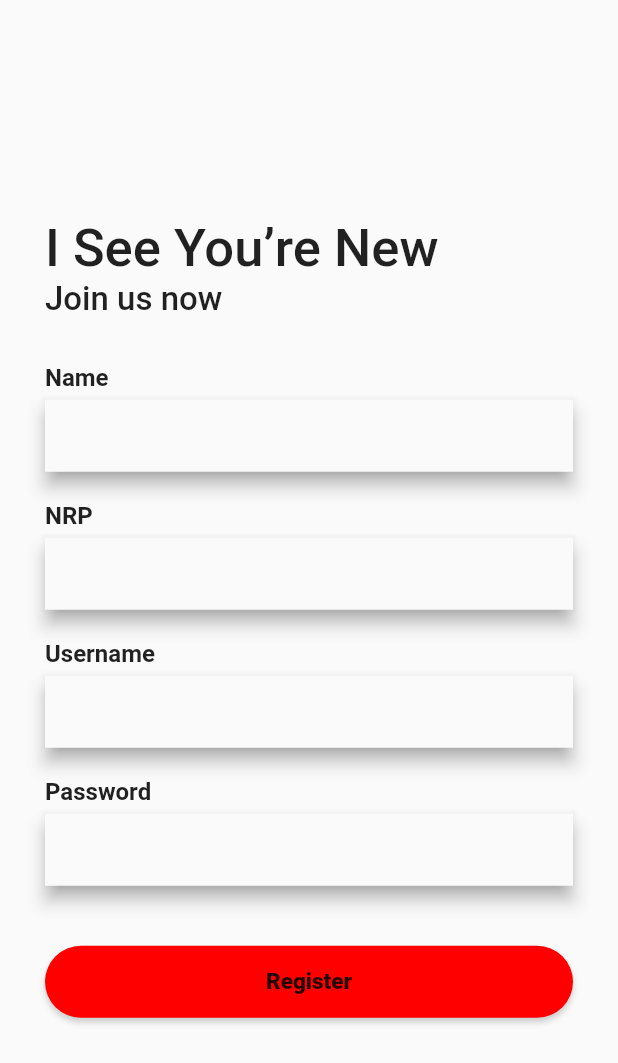
After one commit to b201lab/b201-app, a Flutter app: the screen it shows after launch, after a tap on "Register", on a phone screen of 412 x 824 dp. The commit adds this screen. Shown: the top 1063 px of the screen. Run offline on Flutter 3.47's test engine with Material 2 defaults, Android fonts, the phone set to English and light mode, and no system bars; our stand-ins replace bubble_tab_indicator, get, table_calendar.

Commit message:
add login, register, add news event

```diff
--- a/lib/main.dart
+++ b/lib/main.dart
@@ -1,5 +1,6 @@
 import 'package:b201_app/screens/dashboard/dashboard_binding.dart';
 import 'package:b201_app/screens/dashboard/dashboard_screen.dart';
+import 'package:b201_app/screens/login/login_screen.dart';
 import 'package:flutter/material.dart';
 import 'package:get/get.dart';
 
@@ -14,7 +15,12 @@ class MyApp extends StatelessWidget {
       initialRoute: '/',
       getPages: [
         GetPage(
-          name: '/', page: () => DashboardScreen(),
+          name: '/',
+          page: () => LoginScreen(),
+        ),
+        GetPage(
+          name: '/home',
+          page: () => DashboardScreen(),
           binding: DashboardBinding(),
         )
       ],
--- /dev/null
+++ b/lib/screens/login/login_screen.dart
@@ -0,0 +1,176 @@
+import 'package:b201_app/components/components.dart';
+import 'package:b201_app/screens/dashboard/dashboard_screen.dart';
+import 'package:b201_app/screens/login/register_screen.dart';
+import 'package:flutter/material.dart';
+import 'package:get/get.dart';
+
+class LoginScreen extends StatefulWidget {
+  const LoginScreen({Key? key}) : super(key: key);
+
+  @override
+  _LoginScreenState createState() => _LoginScreenState();
+}
+
+class _LoginScreenState extends State<LoginScreen> {
+  @override
+  Widget build(BuildContext context) {
+    return Scaffold(
+      body: SafeArea(
+        child: Container(
+          margin: EdgeInsets.symmetric(horizontal: 30),
+          alignment: Alignment.center,
+          height: MediaQuery.of(context).size.height,
+          child: SingleChildScrollView(
+            child: Column(
+              mainAxisAlignment: MainAxisAlignment.center,
+              crossAxisAlignment: CrossAxisAlignment.start,
+              children: [
+                Text(
+                  'Hello',
+                  style: TextStyle(
+                    fontSize: 50,
+                    fontWeight: FontWeight.w500,
+                  ),
+                ),
+                Text(
+                  'Sign in to your account',
+                  style: TextStyle(
+                    fontSize: 22,
+                    fontWeight: FontWeight.w500,
+                  ),
+                ),
+                SizedBox(height: 30),
+                Text(
+                  'Username',
+                  style: TextStyle(
+                    fontSize: 16,
+                    fontWeight: FontWeight.w600,
+                  ),
+                ),
+                SizedBox(height: 5),
+                Material(
+                  elevation: 5,
+                  shadowColor: Colors.grey,
+                  child: TextField(
+                    keyboardType: TextInputType.name,
+                    decoration: InputDecoration(
+                      focusedBorder: InputBorder.none,
+                      border: InputBorder.none,
+                      contentPadding: EdgeInsets.symmetric(horizontal: 10),
+                    ),
+                  ),
+                ),
+                SizedBox(height: 20),
+                Text(
+                  'Password',
+                  style: TextStyle(
+                    fontSize: 16,
+                    fontWeight: FontWeight.w600,
+                  ),
+                ),
+                SizedBox(height: 5),
+                Material(
+                  elevation: 5,
+                  shadowColor: Colors.grey,
+                  child: TextField(
+                    keyboardType: TextInputType.name,
+                    decoration: InputDecoration(
+                      focusedBorder: InputBorder.none,
+                      border: InputBorder.none,
+                      contentPadding: EdgeInsets.symmetric(horizontal: 10),
+                    ),
+                  ),
+                ),
+                SizedBox(height: 10),
+                Align(
+                  alignment: Alignment.topRight,
+                  child: InkWell(
+                    onTap: () {},
+                    child: Text(
+                      'Forgot password?',
+                      style: TextStyle(
+                        fontSize: 14,
+                        fontWeight: FontWeight.w400,
+                        decoration: TextDecoration.underline,
+                      ),
+                    ),
+                  ),
+                ),
+                SizedBox(height: 30),
+                InkWell(
+                  onTap: () {
+                    Get.toNamed('/home');
+                  },
+                  child: Container(
+                    alignment: Alignment.center,
+                    height: 48,
+                    width: double.infinity,
+                    decoration: BoxDecoration(
+                      color: primaryColor,
+                      borderRadius: BorderRadius.circular(50),
+                      boxShadow: [
+                        BoxShadow(
+                          color: Colors.grey.withOpacity(0.5),
+                          blurRadius: 3,
+                          offset: Offset(0, 3),
+                        ),
+                      ],
+                    ),
+                    child: Text(
+                      'Sign In',
+                      style: TextStyle(
+                        fontSize: 15,
+                        fontWeight: FontWeight.w900,
+                      ),
+                    ),
+                  ),
+                ),
+                SizedBox(height: 5),
+                Center(
+                  child: Text(
+                    'Or',
+                    style: TextStyle(
+                      fontWeight: FontWeight.w500,
+                    ),
+                  ),
+                ),
+                SizedBox(height: 5),
+                InkWell(
+                  onTap: () {
+                    Navigator.push(
+                        context,
+                        MaterialPageRoute(
+                            builder: (context) => RegisterScreen()));
+                  },
+                  child: Container(
+                    alignment: Alignment.center,
+                    height: 48,
+                    width: double.infinity,
+                    decoration: BoxDecoration(
+                      color: Colors.white,
+                      borderRadius: BorderRadius.circular(50),
+                      boxShadow: [
+                        BoxShadow(
+                          color: Colors.grey.withOpacity(0.5),
+                          blurRadius: 3,
+                          offset: Offset(0, 3),
+                        ),
+                      ],
+                    ),
+                    child: Text(
+                      'Register',
+                      style: TextStyle(
+                        fontSize: 15,
+                        fontWeight: FontWeight.w900,
+                      ),
+                    ),
+                  ),
+                ),
+              ],
+            ),
+          ),
+        ),
+      ),
+    );
+  }
+}
--- /dev/null
+++ b/lib/screens/login/register_screen.dart
@@ -0,0 +1,159 @@
+import 'package:b201_app/components/components.dart';
+import 'package:flutter/material.dart';
+
+class RegisterScreen extends StatefulWidget {
+  const RegisterScreen({Key? key}) : super(key: key);
+
+  @override
+  _RegisterScreenState createState() => _RegisterScreenState();
+}
+
+class _RegisterScreenState extends State<RegisterScreen> {
+  @override
+  Widget build(BuildContext context) {
+    return Scaffold(
+      body: SafeArea(
+        child: Container(
+          height: MediaQuery.of(context).size.height,
+          alignment: Alignment.center,
+          child: SingleChildScrollView(
+            child: Padding(
+              padding: const EdgeInsets.symmetric(horizontal: 30),
+              child: Column(
+                mainAxisAlignment: MainAxisAlignment.center,
+                crossAxisAlignment: CrossAxisAlignment.start,
+                children: [
+                  Text(
+                    'I See You’re New',
+                    style: TextStyle(
+                      fontSize: 35,
+                      fontWeight: FontWeight.w500,
+                    ),
+                  ),
+                  Text(
+                    'Join us now',
+                    style: TextStyle(
+                      fontSize: 22,
+                      fontWeight: FontWeight.w500,
+                    ),
+                  ),
+                  SizedBox(height: 30),
+                  Text(
+                    'Name',
+                    style: TextStyle(
+                      fontSize: 16,
+                      fontWeight: FontWeight.w600,
+                    ),
+                  ),
+                  SizedBox(height: 5),
+                  Material(
+                    elevation: 5,
+                    shadowColor: Colors.grey,
+                    child: TextField(
+                      keyboardType: TextInputType.name,
+                      decoration: InputDecoration(
+                        focusedBorder: InputBorder.none,
+                        border: InputBorder.none,
+                        contentPadding: EdgeInsets.symmetric(horizontal: 10),
+                      ),
+                    ),
+                  ),
+                  SizedBox(height: 20),
+                  Text(
+                    'NRP',
+                    style: TextStyle(
+                      fontSize: 16,
+                      fontWeight: FontWeight.w600,
+                    ),
+                  ),
+                  SizedBox(height: 5),
+                  Material(
+                    elevation: 5,
+                    shadowColor: Colors.grey,
+                    child: TextField(
+                      keyboardType: TextInputType.name,
+                      decoration: InputDecoration(
+                        focusedBorder: InputBorder.none,
+                        border: InputBorder.none,
+                        contentPadding: EdgeInsets.symmetric(horizontal: 10),
+                      ),
+                    ),
+                  ),
+                  SizedBox(height: 20),
+                  Text(
+                    'Username',
+                    style: TextStyle(
+                      fontSize: 16,
+                      fontWeight: FontWeight.w600,
+                    ),
+                  ),
+                  SizedBox(height: 5),
+                  Material(
+                    elevation: 5,
+                    shadowColor: Colors.grey,
+                    child: TextField(
+                      keyboardType: TextInputType.name,
+                      decoration: InputDecoration(
+                        focusedBorder: InputBorder.none,
+                        border: InputBorder.none,
+                        contentPadding: EdgeInsets.symmetric(horizontal: 10),
+                      ),
+                    ),
+                  ),
+                  SizedBox(height: 20),
+                  Text(
+                    'Password',
+                    style: TextStyle(
+                      fontSize: 16,
+                      fontWeight: FontWeight.w600,
+                    ),
+                  ),
+                  SizedBox(height: 5),
+                  Material(
+                    elevation: 5,
+                    shadowColor: Colors.grey,
+                    child: TextField(
+                      keyboardType: TextInputType.name,
+                      decoration: InputDecoration(
+                        focusedBorder: InputBorder.none,
+                        border: InputBorder.none,
+                        contentPadding: EdgeInsets.symmetric(horizontal: 10),
+                      ),
+                    ),
+                  ),
+                  SizedBox(height: 40),
+                  InkWell(
+                    onTap: () {},
+                    child: Container(
+                      alignment: Alignment.center,
+                      height: 48,
+                      width: double.infinity,
+                      decoration: BoxDecoration(
+                        color: primaryColor,
+                        borderRadius: BorderRadius.circular(50),
+                        boxShadow: [
+                          BoxShadow(
+                            color: Colors.grey.withOpacity(0.5),
+                            blurRadius: 3,
+                            offset: Offset(0, 3),
+                          ),
+                        ],
+                      ),
+                      child: Text(
+                        'Register',
+                        style: TextStyle(
+                          fontSize: 15,
+                          fontWeight: FontWeight.w900,
+                        ),
+                      ),
+                    ),
+                  ),
+                ],
+              ),
+            ),
+          ),
+        ),
+      ),
+    );
+  }
+}
--- a/lib/screens/schedule/schedule_screen.dart
+++ b/lib/screens/schedule/schedule_screen.dart
@@ -1,4 +1,5 @@
 import 'package:b201_app/components/components.dart';
+import 'package:b201_app/screens/login/login_screen.dart';
 import 'package:b201_app/screens/schedule/absent_screen.dart';
 import 'package:b201_app/screens/schedule/calendar.dart';
 import 'package:flutter/material.dart';
--- a/pubspec.yaml
+++ b/pubspec.yaml
@@ -27,6 +27,7 @@ dependencies:
   bubble_tab_indicator: "^0.1.5"
   table_calendar: ^3.0.2
   intl: ^0.17.0
+  image_picker: ^0.8.2
 
 
   # The following adds the Cupertino Icons font to your application.
```
Also changed, not shown: lib/screens/home/AddNews.dart (added, +161 -0 lines), lib/screens/home/home_screen.dart (+17 -2 lines), pubspec.lock.
